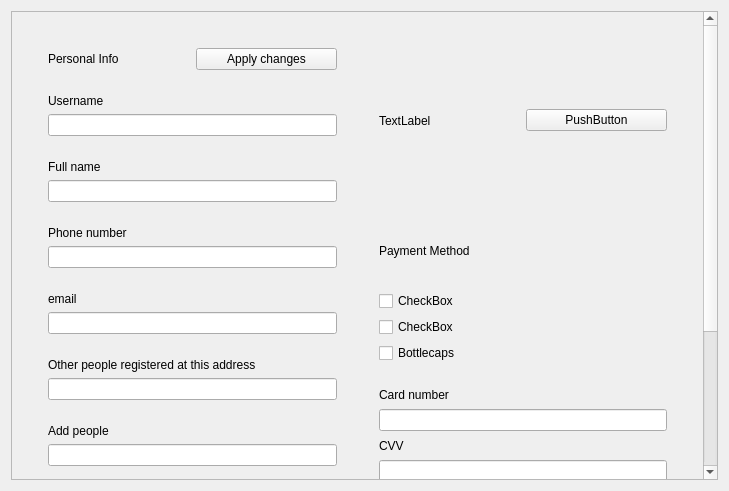
The window that optionswindow.ui (EduPonz/SmartTrashCan_B376) describes before a commit, drawn with Qt 5.
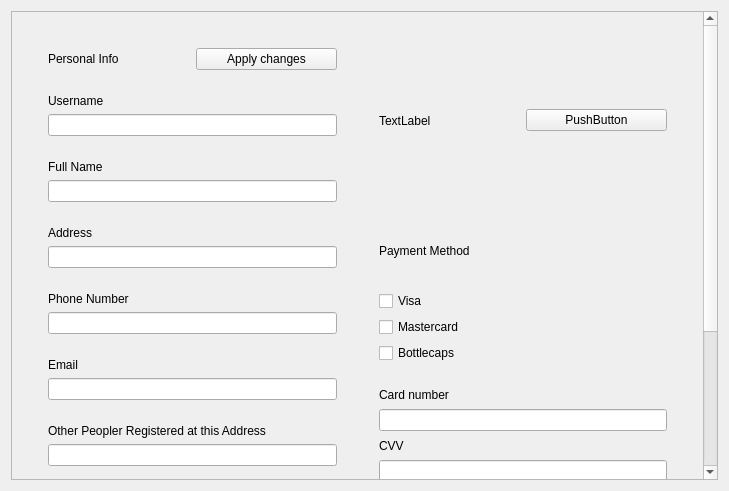
The same window after the commit.

```diff
--- a/optionswindow.ui
+++ b/optionswindow.ui
@@ -23,7 +23,7 @@
       <property name="geometry">
        <rect>
         <x>0</x>
-        <y>0</y>
+        <y>-136</y>
         <width>692</width>
         <height>650</height>
        </rect>
@@ -77,7 +77,7 @@
                 <item>
                  <widget class="QLabel" name="label_3">
                   <property name="text">
-                   <string>Full name</string>
+                   <string>Full Name</string>
                   </property>
                  </widget>
                 </item>
@@ -93,7 +93,7 @@
                 <item>
                  <widget class="QLabel" name="label_4">
                   <property name="text">
-                   <string>Phone number</string>
+                   <string>Address</string>
                   </property>
                  </widget>
                 </item>
@@ -109,7 +109,7 @@
                 <item>
                  <widget class="QLabel" name="label_5">
                   <property name="text">
-                   <string>email</string>
+                   <string>Phone Number</string>
                   </property>
                  </widget>
                 </item>
@@ -125,7 +125,7 @@
                 <item>
                  <widget class="QLabel" name="label_6">
                   <property name="text">
-                   <string>Other people registered at this address</string>
+                   <string>Email</string>
                   </property>
                  </widget>
                 </item>
@@ -141,7 +141,7 @@
                 <item>
                  <widget class="QLabel" name="label_7">
                   <property name="text">
-                   <string>Add people</string>
+                   <string>Other Peopler Registered at this Address</string>
                   </property>
                  </widget>
                 </item>
@@ -206,14 +206,14 @@
                 <item>
                  <widget class="QCheckBox" name="checkBox">
                   <property name="text">
-                   <string>CheckBox</string>
+                   <string>Visa</string>
                   </property>
                  </widget>
                 </item>
                 <item>
                  <widget class="QCheckBox" name="checkBox_2">
                   <property name="text">
-                   <string>CheckBox</string>
+                   <string>Mastercard</string>
                   </property>
                  </widget>
                 </item>
```
Left out of the diff: 8 changed lines with no effect on the pictures.
